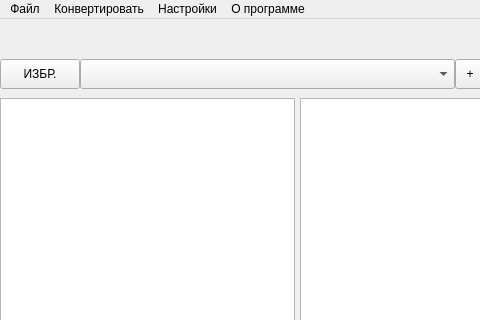
Old version of the form source/ui/main.ui in the repository gmh4589/bfg_unpacker; both pictures show x 0 to 480 and y 0 to 320 of the 600 by 650 pixel window.
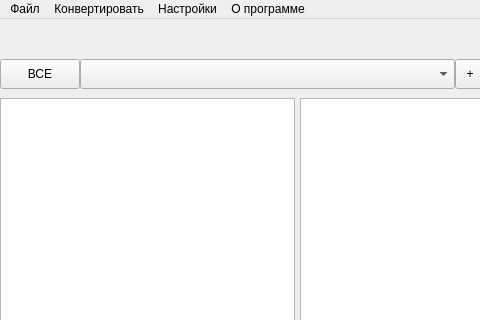
New version of the form.

Patch:
```diff
--- a/source/ui/main.ui
+++ b/source/ui/main.ui
@@ -109,7 +109,7 @@
      </rect>
     </property>
     <property name="text">
-     <string>ИЗБР.</string>
+     <string>ВСЕ</string>
     </property>
    </widget>
    <widget class="QCheckBox" name="checkBox_Reimport">
```
Left out of the diff: 72 changed lines with no effect on the pictures.
